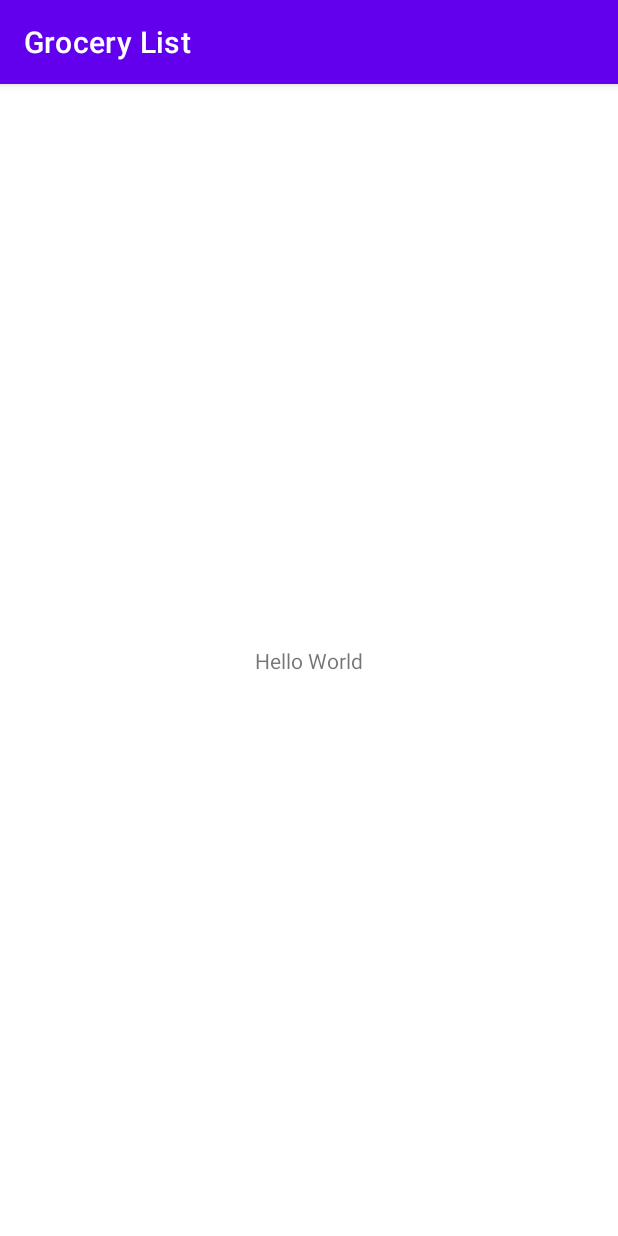
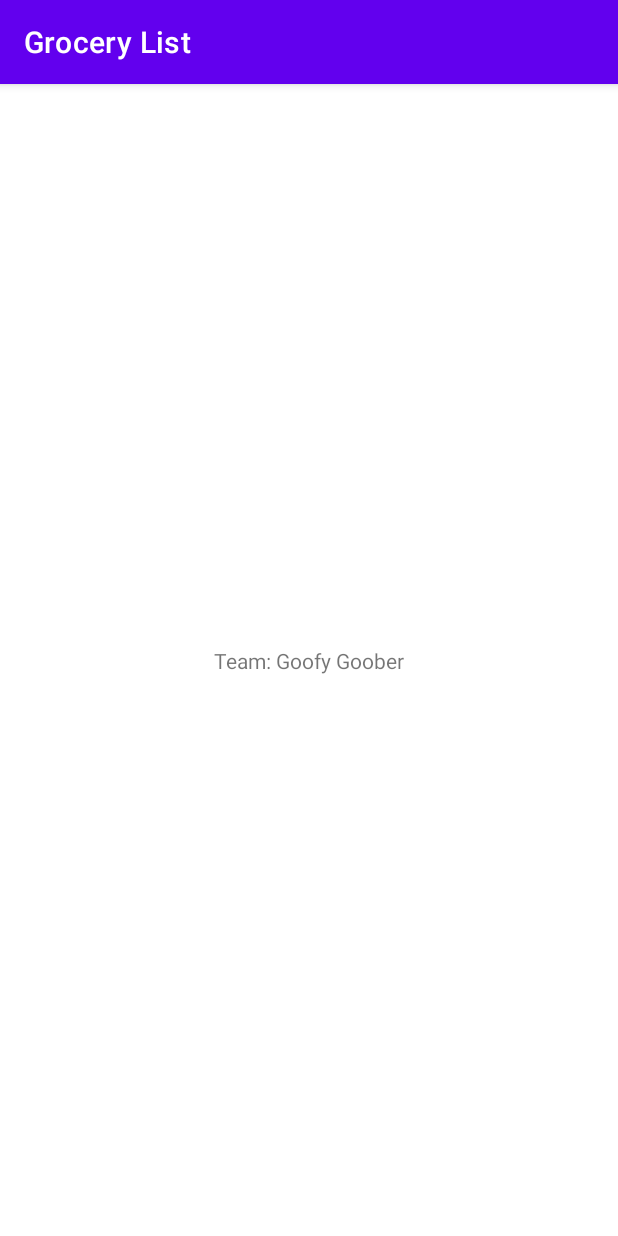
Before and after one commit to aditya-arcot/GroceryList, an Android app: the screen it shows after launch (MainActivity), on a phone screen of 412 x 824 dp. Run offline under Robolectric (Android 15) with nearby library versions, the phone set to English and light mode, and no system bars.

Commit message:
Leanne Yude

```diff
--- a/app/src/main/res/layout/activity_main.xml
+++ b/app/src/main/res/layout/activity_main.xml
@@ -9,7 +9,7 @@
     <TextView
         android:layout_width="wrap_content"
         android:layout_height="wrap_content"
-        android:text="Hello World"
+        android:text="Team: Goofy Goober"
         app:layout_constraintBottom_toBottomOf="parent"
         app:layout_constraintLeft_toLeftOf="parent"
         app:layout_constraintRight_toRightOf="parent"
```
